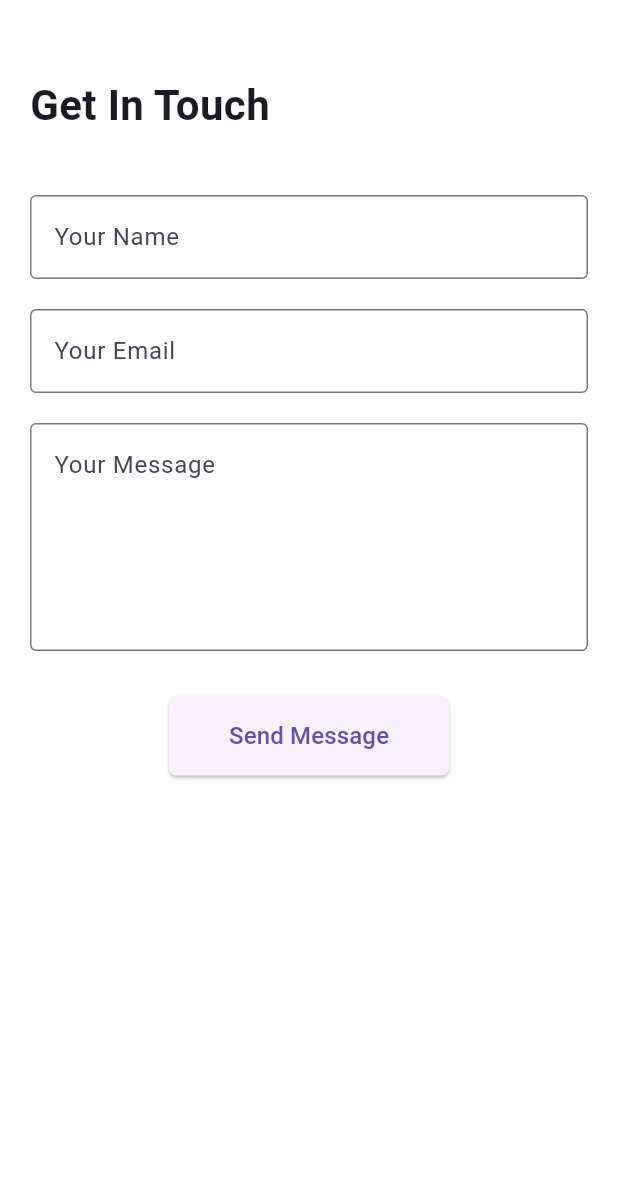
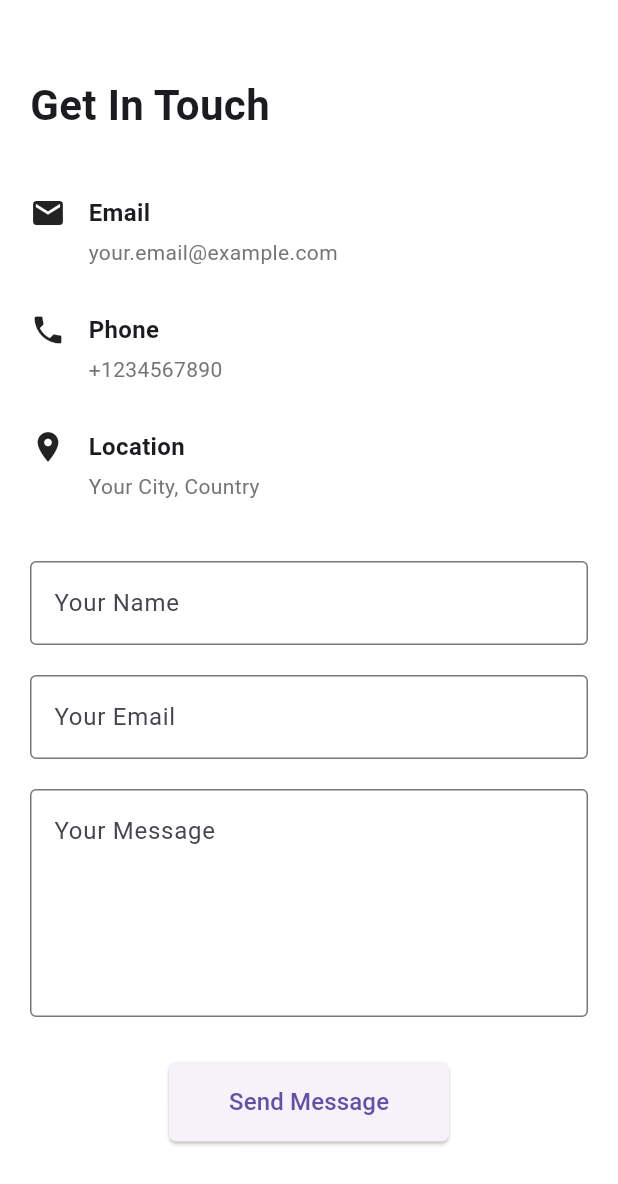
Before and after one commit to rilonmaharjan/myportfolio, a Flutter app: the ContactSection widget shown alone on an empty page, opened directly, on a phone screen of 412 x 824 dp. Shown: the top 1184 px of the screen. Run offline on Flutter 3.47's test engine with Material 3 defaults, Android fonts, the phone set to English and light mode, and no system bars; network calls fail; Roboto replaces fonts that are missing (Poppins).

Commit message:
[fixed] - overflow

```diff
--- a/lib/views/contact_section.dart
+++ b/lib/views/contact_section.dart
@@ -23,8 +23,9 @@ class _ContactSectionState extends State<ContactSection> {
 
   @override
   Widget build(BuildContext context) {
-    final isMobile = MediaQuery.of(context).size.width < 600;
-    final isTablet = MediaQuery.of(context).size.width < 1000;
+    final screenWidth = MediaQuery.of(context).size.width;
+    final isMobile = screenWidth < 600;
+    final isTablet = screenWidth < 1000;
 
     return Container(
       padding: EdgeInsets.symmetric(
@@ -42,39 +43,54 @@ class _ContactSectionState extends State<ContactSection> {
             ),
           ),
           const SizedBox(height: 40),
-          Row(
+          isTablet
+              ? Column(
                   crossAxisAlignment: CrossAxisAlignment.start,
                   children: [
-              if (!isMobile)
+                    _buildContactInfo(
+                        Icons.email, 'Email', 'your.email@example.com'),
+                    const SizedBox(height: 30),
+                    _buildContactInfo(Icons.phone, 'Phone', '+1234567890'),
+                    const SizedBox(height: 30),
+                    _buildContactInfo(
+                        Icons.location_on, 'Location', 'Your City, Country'),
+                    const SizedBox(height: 40),
+                    _buildForm(isMobile),
+                  ],
+                )
+              : Row(
+                  crossAxisAlignment: CrossAxisAlignment.start,
+                  children: [
                     Flexible(
                       flex: 1,
                       child: Column(
                         crossAxisAlignment: CrossAxisAlignment.start,
                         children: [
                           _buildContactInfo(
-                        Icons.email,
-                        'Email',
-                        'your.email@example.com',
-                      ),
+                              Icons.email, 'Email', 'your.email@example.com'),
                           const SizedBox(height: 30),
                           _buildContactInfo(
-                        Icons.phone,
-                        'Phone',
-                        '+1234567890',
+                              Icons.phone, 'Phone', '+1234567890'),
+                          const SizedBox(height: 30),
+                          _buildContactInfo(Icons.location_on, 'Location',
+                              'Your City, Country'),
+                        ],
                       ),
-                      const SizedBox(height: 30),
-                      _buildContactInfo(
-                        Icons.location_on,
-                        'Location',
-                        'Your City, Country',
+                    ),
+                    const SizedBox(width: 40),
+                    Flexible(
+                      flex: 2,
+                      child: _buildForm(isMobile),
                     ),
                   ],
                 ),
+        ],
       ),
-              SizedBox(width: isMobile ? 0 :  40),
-              Flexible(
-                flex: 2,
-                child: Form(
+    );
+  }
+
+  Widget _buildForm(bool isMobile) {
+    return Form(
       key: _formKey,
       child: Column(
         children: [
@@ -155,10 +171,8 @@ class _ContactSectionState extends State<ContactSection> {
           ElevatedButton(
             onPressed: () {
               if (_formKey.currentState!.validate()) {
-                            // Process form data
                 ScaffoldMessenger.of(context).showSnackBar(
-                              const SnackBar(
-                                  content: Text('Message sent successfully!')),
+                  const SnackBar(content: Text('Message sent successfully!')),
                 );
                 _nameController.clear();
                 _emailController.clear();
@@ -166,24 +180,15 @@ class _ContactSectionState extends State<ContactSection> {
               }
             },
             style: ElevatedButton.styleFrom(
-                          padding: const EdgeInsets.symmetric(
-                            horizontal: 40,
-                            vertical: 15,
-                          ),
+              padding:
+                  const EdgeInsets.symmetric(horizontal: 40, vertical: 15),
               shape: RoundedRectangleBorder(
-                            borderRadius: BorderRadius.circular(5),
-                          ),
+                  borderRadius: BorderRadius.circular(5)),
             ),
             child: const Text(
               'Send Message',
               style: TextStyle(fontSize: 16),
             ),
-                      ),
-                    ],
-                  ),
-                ),
-              ),
-            ],
           ),
         ],
       ),
--- a/lib/views/home_screen.dart
+++ b/lib/views/home_screen.dart
@@ -90,12 +90,13 @@ class _HomeScreenState extends State<HomeScreen> {
         children: [
           DrawerHeader(
             decoration: BoxDecoration(
-              color: Theme.of(context).colorScheme.primary,
+              color:_isDarkMode
+              ? const Color.fromARGB(255, 39, 39, 39)
+              : const Color.fromARGB(255, 230, 230, 230),
             ),
             child: Text(
               'My Portfolio',
               style: TextStyle(
-                color: Theme.of(context).colorScheme.onPrimary,
                 fontSize: 24,
                 fontWeight: FontWeight.bold,
               ),
--- a/lib/views/project_section.dart
+++ b/lib/views/project_section.dart
@@ -72,7 +72,7 @@ class _ProjectsSectionState extends State<ProjectsSection> {
                   : constraints.maxWidth > 800
                       ? 2
                       : 1;
-              double childAspectRatio = constraints.maxWidth > 800 ? 0.95 : 1.15;
+              double childAspectRatio = constraints.maxWidth > 800 ? 0.95 : constraints.maxWidth > 400 ?  1.15 : 0.85;
 
               return GridView.builder(
                 shrinkWrap: true,
```
Also changed, not shown: lib/views/experience_section.dart (+2 -9 lines), lib/views/footer.dart (+53 -65 lines), lib/views/header.dart (+13 -5 lines), lib/views/skill_section.dart (+2 -11 lines). Lines whose indentation alone changed are shown as unchanged.
